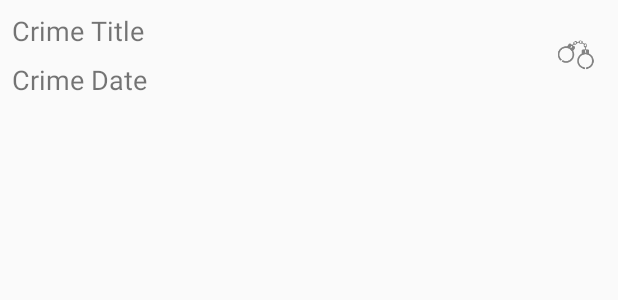
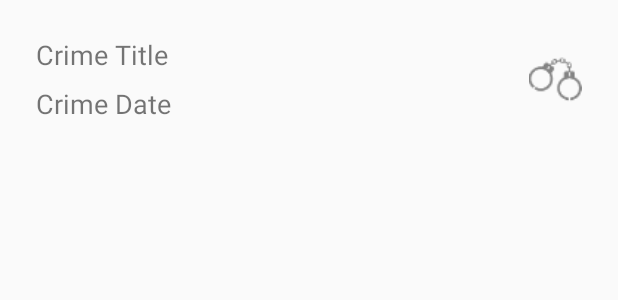
Before and after one commit to ctrlslash/CriminalIntent, an Android app: the layout list_row_crime.xml on its own in the app's theme, with its tools: preview values and no code run, on a phone screen of 412 x 824 dp. Shown: the top 300 px of the screen. Run offline under Robolectric (Android 15) with nearby library versions, the phone set to English and light mode, and no system bars.

```diff
--- a/app/src/main/res/layout/list_row_crime.xml
+++ b/app/src/main/res/layout/list_row_crime.xml
@@ -1,5 +1,5 @@
 <?xml version="1.0" encoding="utf-8"?>
-<RelativeLayout xmlns:android="http://schemas.android.com/apk/res/android"
+<androidx.constraintlayout.widget.ConstraintLayout xmlns:android="http://schemas.android.com/apk/res/android"
     xmlns:app="http://schemas.android.com/apk/res-auto"
     xmlns:tools="http://schemas.android.com/tools"
     android:layout_width="match_parent"
@@ -8,28 +8,46 @@
 
     <ImageView
         android:id="@+id/imgview_solved"
-        android:layout_width="wrap_content"
-        android:layout_height="wrap_content"
-        android:layout_alignParentRight="true"
-        android:layout_centerVertical="true"
-        android:layout_margin="8dp"
+        android:layout_width="35dp"
+        android:layout_height="35dp"
+        android:layout_marginTop="16dp"
+        android:layout_marginEnd="16dp"
+        android:layout_marginRight="16dp"
+        android:layout_marginBottom="16dp"
+        app:layout_constraintBottom_toBottomOf="parent"
+        app:layout_constraintEnd_toEndOf="parent"
+        app:layout_constraintTop_toTopOf="parent"
         app:srcCompat="@drawable/ic_solved" />
 
     <TextView
         android:id="@+id/list_row_crime_title"
-        android:layout_width="match_parent"
+        android:layout_width="0dp"
         android:layout_height="wrap_content"
-        android:layout_toLeftOf="@id/imgview_solved"
+        android:layout_marginStart="16dp"
+        android:layout_marginLeft="16dp"
+        android:layout_marginTop="16dp"
+        android:layout_marginEnd="8dp"
+        android:layout_marginRight="8dp"
         android:textSize="18sp"
+        app:layout_constraintEnd_toStartOf="@+id/imgview_solved"
+        app:layout_constraintStart_toStartOf="parent"
+        app:layout_constraintTop_toTopOf="parent"
         tools:text="Crime Title" />
 
     <TextView
         android:id="@+id/list_row_crime_date"
-        android:layout_width="match_parent"
+        android:layout_width="0dp"
         android:layout_height="wrap_content"
-        android:layout_below="@id/list_row_crime_title"
+        android:layout_marginStart="16dp"
+        android:layout_marginLeft="16dp"
         android:layout_marginTop="8dp"
-        android:layout_toLeftOf="@id/imgview_solved"
+        android:layout_marginEnd="8dp"
+        android:layout_marginRight="8dp"
+        android:layout_marginBottom="16dp"
         android:textSize="18sp"
+        app:layout_constraintBottom_toBottomOf="parent"
+        app:layout_constraintEnd_toStartOf="@+id/imgview_solved"
+        app:layout_constraintStart_toStartOf="parent"
+        app:layout_constraintTop_toBottomOf="@+id/list_row_crime_title"
         tools:text="Crime Date" />
-</RelativeLayout>
+</androidx.constraintlayout.widget.ConstraintLayout>
```
